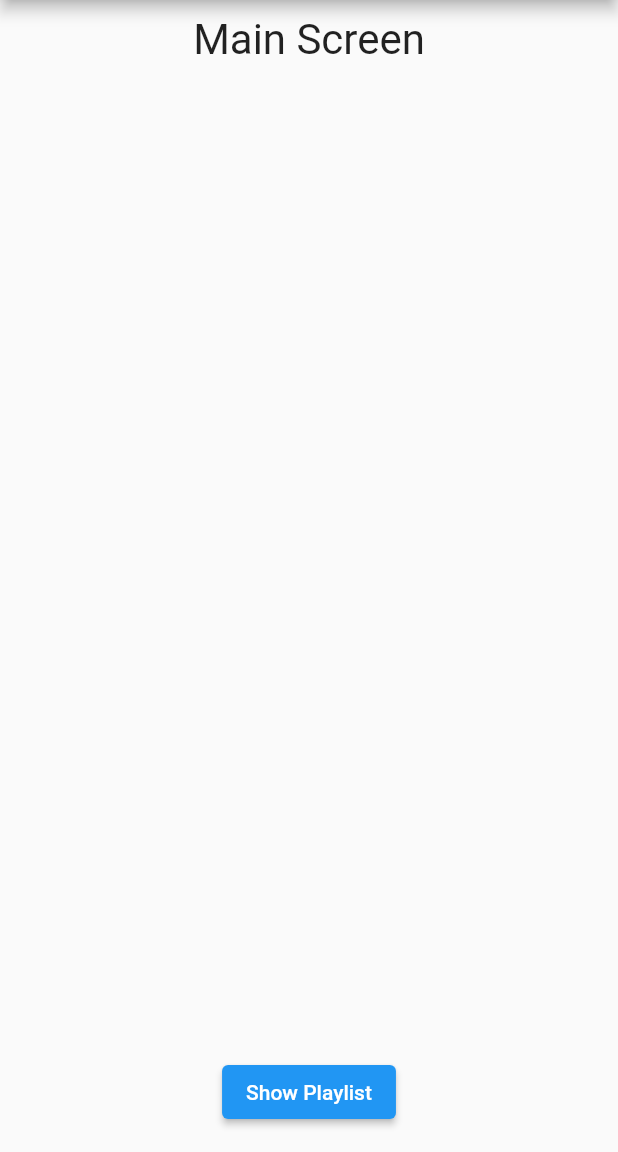
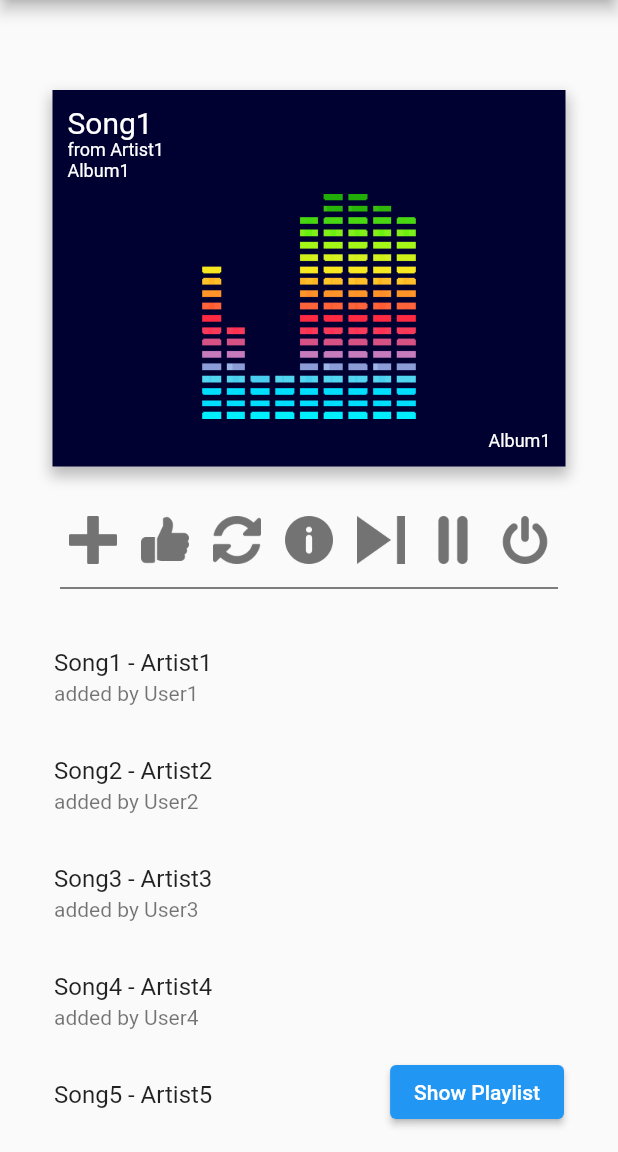
Before and after one commit to ClemensWon/RaspPlayer, a Flutter app: the screen it shows after launch, on a phone screen of 412 x 824 dp, the part 84-1236 px from its top. Run offline on Flutter 3.47's test engine with Material 2 defaults, Android fonts, the phone set to English and light mode, and no system bars.

Commit message:
added MainScreen elements
- icons, gif, scrollable list
- dummy data
- layout tweaks

```diff
--- a/raspplayer_app/lib/Screens/MainScreen.dart
+++ b/raspplayer_app/lib/Screens/MainScreen.dart
@@ -8,6 +8,13 @@ class MainScreen extends StatefulWidget {
 }
 
 class MainScreenState extends State<MainScreen> {
+
+  final bool admin = true;
+  final String songTitle = 'Song1';
+  final String artist = 'Artist1';
+  final String album = 'Album1';
+  final String user = 'User1';
+
   @override
   Widget build(BuildContext context) {
     // TODO: implement build
@@ -18,22 +25,173 @@ class MainScreenState extends State<MainScreen> {
       drawer: NavigationDrawer(),
       body: Container(
         width: double.infinity,
-        margin:EdgeInsets.all(10),
-        child: Text(
-          'Main Screen',
-          style: TextStyle(fontSize: 28),
-          textAlign: TextAlign.center,
+        margin: EdgeInsets.all(10),
+        child: Column(
+          children: <Widget>[
+            Container(
+              alignment: Alignment.topLeft,
+              margin: EdgeInsets.fromLTRB(25, 50, 25, 25),
+              padding: EdgeInsets.fromLTRB(10, 10, 10, 10),
+              decoration: BoxDecoration(
+                color: Color.fromRGBO(0, 1, 49, 1),
+                boxShadow: [
+                  BoxShadow(
+                    color: Colors.black.withOpacity(0.25),
+                    spreadRadius: 2,
+                    blurRadius: 7,
+                    offset: Offset(0, 5),
+                  ),
+                ],
+              ),
+              child: Column(
+                mainAxisAlignment: MainAxisAlignment.start,
+                crossAxisAlignment: CrossAxisAlignment.start,
+                children: <Widget>[
+                  Text(
+                    songTitle,
+                    style: TextStyle(fontSize: 20, color: Colors.white),
+                    textAlign: TextAlign.left,
+                  ),
+                  Text(
+                    'from ' + artist,
+                    style: TextStyle(fontSize: 12, color: Colors.white),
+                    textAlign: TextAlign.left,
+                  ),
+                  Text(
+                    album,
+                    style: TextStyle(fontSize: 12, color: Colors.white),
+                    textAlign: TextAlign.left,
+                  ),
+                  Center(
+                    child: Padding(
+                      padding: const EdgeInsets.all(8.0),
+                      child: Image.asset('assets/img/gif_MusicEffect.gif', width: 150),
+                    ),
+                  ),
+                  Align(
+                    alignment: Alignment.bottomRight,
+                    child:
+                    Text(
+                      album,
+                      style: TextStyle(fontSize: 12, color: Colors.white),
+                      textAlign: TextAlign.right,
+                    ),
+                  ),
+                ],
+              ),
+            ),
+            Row(
+              mainAxisAlignment: MainAxisAlignment.center,
+              children: <Widget>[
+                IconButton(
+                  onPressed: () {},
+                  icon: Image.asset('assets/img/icon_Plus.png', color: Colors.black54),
+
+                ),
+                IconButton(
+                  onPressed: () {},
+                  icon: Image.asset('assets/img/icon_Like.png', color: Colors.black54),
+                ),
+                IconButton(
+                  onPressed: () {},
+                  icon: Image.asset('assets/img/icon_Again.png', color: Colors.black54),
+                ),
+                IconButton(
+                  onPressed: () {},
+                  icon: Image.asset('assets/img/icon_Info.png', color: Colors.black54),
+                ),
+                IconButton(
+                  onPressed: () {},
+                  icon: Image.asset('assets/img/icon_PlayNext.png', color: Colors.black54),
+                ),
+                IconButton(
+                  onPressed: () {},
+                  icon: Image.asset('assets/img/icon_Pause.png', color: Colors.black54),
+                ),
+                IconButton(
+                  onPressed: () {},
+                  icon: Image.asset('assets/img/icon_Power.png', color: Colors.black54),
+                ),
+              ],
+            ),
+            Divider(
+              color: Colors.black,
+              indent: 30,
+              endIndent: 30,
+            ),
+            Expanded(
+              child: Container(
+                margin: EdgeInsets.fromLTRB(10, 15, 25, 15),
+                child: ListView(
+                  scrollDirection: Axis.vertical,
+                  children: [
+                    ListTile(
+                      title: Text(
+                          'Song1 - Artist1'
+                      ),
+                      subtitle: Text(
+                          'added by User1'
+                      ),
+                    ),
+                    ListTile(
+                      title: Text(
+                          'Song2 - Artist2'
+                      ),
+                      subtitle: Text(
+                          'added by User2'
+                      ),
+                    ),
+                    ListTile(
+                      title: Text(
+                          'Song3 - Artist3'
+                      ),
+                      subtitle: Text(
+                          'added by User3'
+                      ),
+                    ),
+                    ListTile(
+                      title: Text(
+                          'Song4 - Artist4'
+                      ),
+                      subtitle: Text(
+                          'added by User4'
+                      ),
+                    ),
+                    ListTile(
+                      title: Text(
+                          'Song5 - Artist5'
+                      ),
+                      subtitle: Text(
+                          'added by User5'
+                      ),
+                    ),
+                    ListTile(
+                      title: Text(
+                          'Song6 - Artist6'
+                      ),
+                      subtitle: Text(
+                          'added by User6'
+                      ),
+                    ),
+                  ],
+                ),
+              ),
+            ),
+          ],
         ),
       ),
-      floatingActionButton: ElevatedButton(
-        child: Text(
-          "Show Playlist"
+      floatingActionButton: Padding(
+        padding: const EdgeInsets.fromLTRB(0, 0, 20, 0),
+        child: ElevatedButton(
+          child: Text(
+            "Show Playlist"
+          ),
+          onPressed: () {
+            Navigator.pushNamed(context, 'Playlist');
+          },
         ),
-        onPressed: () {
-          Navigator.pushNamed(context, 'Playlist');
-        },
       ),
-      floatingActionButtonLocation: FloatingActionButtonLocation.centerFloat,
+      floatingActionButtonLocation: FloatingActionButtonLocation.endFloat,
     );
   }
 }
```
Also changed, not shown: raspplayer_app/assets/img/gif_MusicEffect.gif (added), raspplayer_app/assets/img/icon_Again.png (added), raspplayer_app/assets/img/icon_Download.png (added), raspplayer_app/assets/img/icon_Info.png (added), raspplayer_app/assets/img/icon_Like.png (added), raspplayer_app/assets/img/icon_Pause.png (added), raspplayer_app/assets/img/icon_PlayNext.png (added), raspplayer_app/assets/img/icon_Plus.png (added), raspplayer_app/assets/img/icon_Power.png (added).
